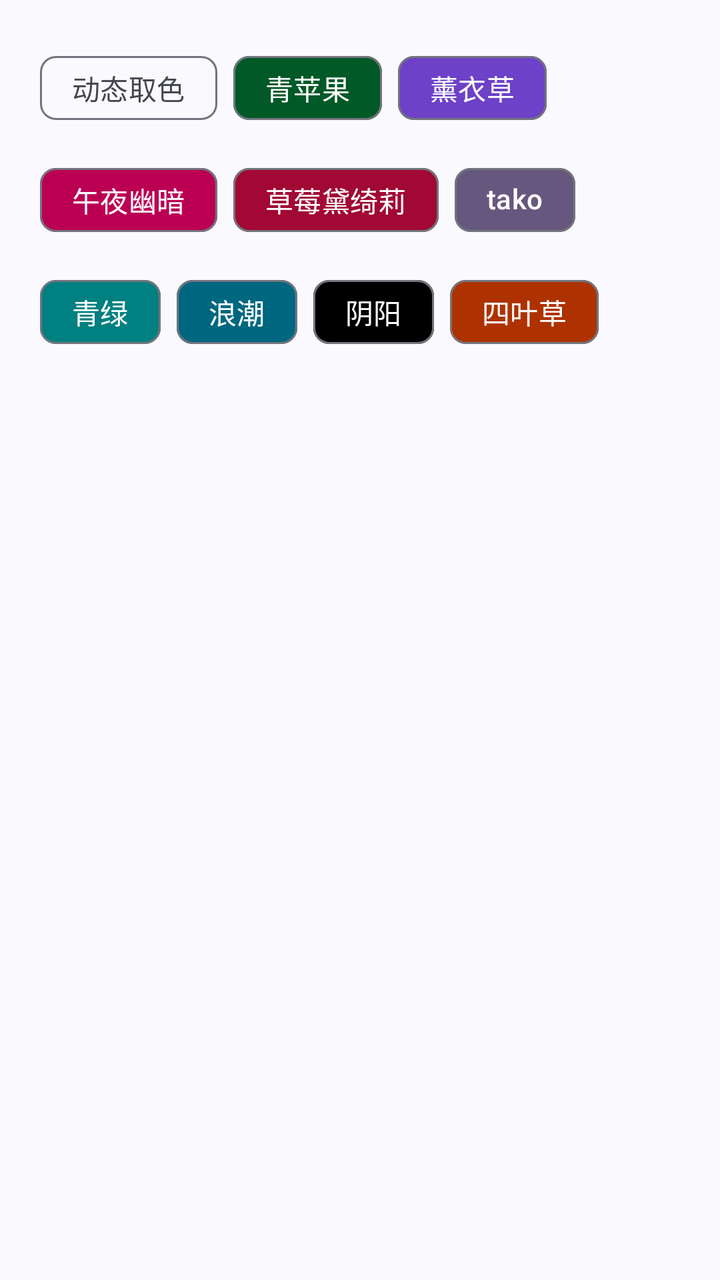
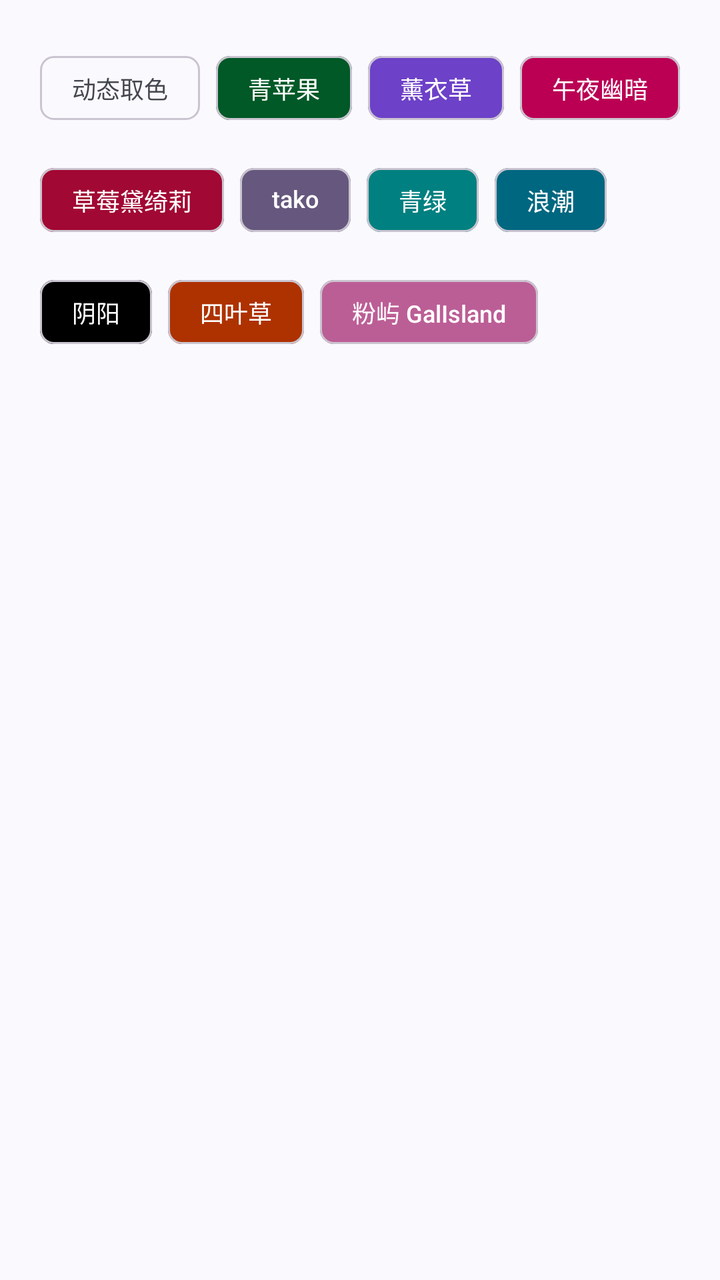

Two renders of the same Android screen: before a commit and after it. Below are the layout's source before the change and the commit's diff.
<!-- AndroidManifest.xml: application theme Theme.HikariNovel -->
<!-- res/layout/view_theme_list.xml -->
<?xml version="1.0" encoding="utf-8"?>
<androidx.core.widget.NestedScrollView xmlns:android="http://schemas.android.com/apk/res/android"
    xmlns:app="http://schemas.android.com/apk/res-auto"
    android:layout_width="match_parent"
    android:layout_height="wrap_content"
    android:padding="20dp">

    <com.google.android.material.chip.ChipGroup
        android:id="@+id/cg_v_theme_list"
        android:layout_width="wrap_content"
        android:layout_height="wrap_content"
        app:singleSelection="true"
        app:selectionRequired="true">

        <com.google.android.material.chip.Chip
            android:id="@+id/c_v_theme_list_dynamic_color"
            style="@style/Widget.Material3.Chip.Filter"
            android:layout_width="wrap_content"
            android:layout_height="wrap_content"
            android:text="@string/dynamic_color" />

        <com.google.android.material.chip.Chip
            android:id="@+id/c_v_theme_list_green_apple"
            style="@style/Widget.Material3.Chip.Filter"
            android:layout_width="wrap_content"
            android:layout_height="wrap_content"
            android:text="@string/green_apple"
            android:textColor="?colorOnPrimary"
            app:checkedIconTint="?colorOnPrimary"
            app:chipBackgroundColor="@color/greenapple_primary" />

        <com.google.android.material.chip.Chip
            android:id="@+id/c_v_theme_list_lavender"
            style="@style/Widget.Material3.Chip.Filter"
            android:layout_width="wrap_content"
            android:layout_height="wrap_content"
            android:text="@string/lavender"
            android:textColor="?colorOnPrimary"
            app:checkedIconTint="?colorOnPrimary"
            app:chipBackgroundColor="@color/lavender_primary" />

        <com.google.android.material.chip.Chip
            android:id="@+id/c_v_theme_list_midnightdusk"
            style="@style/Widget.Material3.Chip.Filter"
            android:layout_width="wrap_content"
            android:layout_height="wrap_content"
            android:text="@string/midnight_dusk"
            android:textColor="?colorOnPrimary"
            app:checkedIconTint="?colorOnPrimary"
            app:chipBackgroundColor="@color/midnightdusk_primary" />

        <com.google.android.material.chip.Chip
            android:id="@+id/c_v_theme_list_strawberry"
            style="@style/Widget.Material3.Chip.Filter"
            android:layout_width="wrap_content"
            android:layout_height="wrap_content"
            android:text="@string/strawberry_daiquiri"
            android:textColor="?colorOnPrimary"
            app:checkedIconTint="?colorOnPrimary"
            app:chipBackgroundColor="@color/strawberry_primary" />

        <com.google.android.material.chip.Chip
            android:id="@+id/c_v_theme_list_tako"
            style="@style/Widget.Material3.Chip.Filter"
            android:layout_width="wrap_content"
            android:layout_height="wrap_content"
            android:text="@string/tako"
            android:textColor="?colorOnPrimary"
            app:checkedIconTint="?colorOnPrimary"
            app:chipBackgroundColor="@color/tako_primary" />

        <com.google.android.material.chip.Chip
            android:id="@+id/c_v_theme_list_tealturquoise"
            style="@style/Widget.Material3.Chip.Filter"
            android:layout_width="wrap_content"
            android:layout_height="wrap_content"
            android:text="@string/teal_turquoise"
            android:textColor="?colorOnPrimary"
            app:checkedIconTint="?colorOnPrimary"
            app:chipBackgroundColor="@color/tealturquoise_primary" />

        <com.google.android.material.chip.Chip
            android:id="@+id/c_v_theme_list_tidalwave"
            style="@style/Widget.Material3.Chip.Filter"
            android:layout_width="wrap_content"
            android:layout_height="wrap_content"
            android:text="@string/tidal_wave"
            android:textColor="?colorOnPrimary"
            app:checkedIconTint="?colorOnPrimary"
            app:chipBackgroundColor="@color/tidalwave_primary" />

        <com.google.android.material.chip.Chip
            android:id="@+id/c_v_theme_list_yinyang"
            style="@style/Widget.Material3.Chip.Filter"
            android:layout_width="wrap_content"
            android:layout_height="wrap_content"
            android:text="@string/yin_yang"
            android:textColor="?colorOnPrimary"
            app:checkedIconTint="?colorOnPrimary"
            app:chipBackgroundColor="@color/yinyang_primary" />

        <com.google.android.material.chip.Chip
            android:id="@+id/c_v_theme_list_yotsuba"
            style="@style/Widget.Material3.Chip.Filter"
            android:layout_width="wrap_content"
            android:layout_height="wrap_content"
            android:text="@string/yotsuba"
            android:textColor="?colorOnPrimary"
            app:checkedIconTint="?colorOnPrimary"
            app:chipBackgroundColor="@color/yotsuba_primary" />

    </com.google.android.material.chip.ChipGroup>

</androidx.core.widget.NestedScrollView>
<!-- resources referenced by this layout -->
<resources>
  <style name="Base.Theme.HikariNovel" parent="Theme.Material3.DynamicColors.DayNight.NoActionBar">
          
  
      </style>
  <!-- unchanged entries left out for length: 20 -->
</resources>

<!-- the commit's change to res/layout/view_theme_list.xml (unified diff, before → after) -->
@@ -14,14 +14,14 @@
 
         <com.google.android.material.chip.Chip
             android:id="@+id/c_v_theme_list_dynamic_color"
-            style="@style/Widget.Material3.Chip.Filter"
+            style="@style/Widget.GalIsland.Chip.Filter"
             android:layout_width="wrap_content"
             android:layout_height="wrap_content"
             android:text="@string/dynamic_color" />
 
         <com.google.android.material.chip.Chip
             android:id="@+id/c_v_theme_list_green_apple"
-            style="@style/Widget.Material3.Chip.Filter"
+            style="@style/Widget.GalIsland.Chip.Filter"
             android:layout_width="wrap_content"
             android:layout_height="wrap_content"
             android:text="@string/green_apple"
@@ -31,7 +31,7 @@
 
         <com.google.android.material.chip.Chip
             android:id="@+id/c_v_theme_list_lavender"
-            style="@style/Widget.Material3.Chip.Filter"
+            style="@style/Widget.GalIsland.Chip.Filter"
             android:layout_width="wrap_content"
             android:layout_height="wrap_content"
             android:text="@string/lavender"
@@ -41,7 +41,7 @@
 
         <com.google.android.material.chip.Chip
             android:id="@+id/c_v_theme_list_midnightdusk"
-            style="@style/Widget.Material3.Chip.Filter"
+            style="@style/Widget.GalIsland.Chip.Filter"
             android:layout_width="wrap_content"
             android:layout_height="wrap_content"
             android:text="@string/midnight_dusk"
@@ -51,7 +51,7 @@
 
         <com.google.android.material.chip.Chip
             android:id="@+id/c_v_theme_list_strawberry"
-            style="@style/Widget.Material3.Chip.Filter"
+            style="@style/Widget.GalIsland.Chip.Filter"
             android:layout_width="wrap_content"
             android:layout_height="wrap_content"
             android:text="@string/strawberry_daiquiri"
@@ -61,7 +61,7 @@
 
         <com.google.android.material.chip.Chip
             android:id="@+id/c_v_theme_list_tako"
-            style="@style/Widget.Material3.Chip.Filter"
+            style="@style/Widget.GalIsland.Chip.Filter"
             android:layout_width="wrap_content"
             android:layout_height="wrap_content"
             android:text="@string/tako"
@@ -71,7 +71,7 @@
 
         <com.google.android.material.chip.Chip
             android:id="@+id/c_v_theme_list_tealturquoise"
-            style="@style/Widget.Material3.Chip.Filter"
+            style="@style/Widget.GalIsland.Chip.Filter"
             android:layout_width="wrap_content"
             android:layout_height="wrap_content"
             android:text="@string/teal_turquoise"
@@ -81,7 +81,7 @@
 
         <com.google.android.material.chip.Chip
             android:id="@+id/c_v_theme_list_tidalwave"
-            style="@style/Widget.Material3.Chip.Filter"
+            style="@style/Widget.GalIsland.Chip.Filter"
             android:layout_width="wrap_content"
             android:layout_height="wrap_content"
             android:text="@string/tidal_wave"
@@ -91,7 +91,7 @@
 
         <com.google.android.material.chip.Chip
             android:id="@+id/c_v_theme_list_yinyang"
-            style="@style/Widget.Material3.Chip.Filter"
+            style="@style/Widget.GalIsland.Chip.Filter"
             android:layout_width="wrap_content"
             android:layout_height="wrap_content"
             android:text="@string/yin_yang"
@@ -101,7 +101,7 @@
 
         <com.google.android.material.chip.Chip
             android:id="@+id/c_v_theme_list_yotsuba"
-            style="@style/Widget.Material3.Chip.Filter"
+            style="@style/Widget.GalIsland.Chip.Filter"
             android:layout_width="wrap_content"
             android:layout_height="wrap_content"
             android:text="@string/yotsuba"
@@ -109,6 +109,16 @@
             app:checkedIconTint="?colorOnPrimary"
             app:chipBackgroundColor="@color/yotsuba_primary" />
 
+        <com.google.android.material.chip.Chip
+            android:id="@+id/c_v_theme_list_galisland"
+            style="@style/Widget.GalIsland.Chip.Filter"
+            android:layout_width="wrap_content"
+            android:layout_height="wrap_content"
+            android:text="@string/galisland"
+            android:textColor="?colorOnPrimary"
+            app:checkedIconTint="?colorOnPrimary"
+            app:chipBackgroundColor="@color/galisland_primary" />
+
     </com.google.android.material.chip.ChipGroup>
 
 </androidx.core.widget.NestedScrollView>
<!-- resource entries referenced after the edit -->
@@ -1,9 +1,144 @@
 <!-- resources referenced by this layout -->
 <resources>
+  <color name="galisland_primary">#BC5E96</color>
+  <string name="galisland">粉屿 GalIsland</string>
+  <style name="Widget.GalIsland.Chip.Filter" parent="Widget.Material3.Chip.Filter">
+          <item name="shapeAppearance">@style/ShapeAppearance.GalIsland.Small</item>
+          <item name="chipMinHeight">32dp</item>
+          <item name="chipStrokeWidth">1dp</item>
+          <item name="chipStrokeColor">?attr/colorOutlineVariant</item>
+          <item name="android:textAppearance">@style/TextAppearance.GalIsland.ChipLabel</item>
+      </style>
+  <style name="ShapeAppearance.GalIsland.Small" parent="">
+          <item name="cornerFamily">rounded</item>
+          <item name="cornerSize">7dp</item>
+      </style>
+  <style name="TextAppearance.GalIsland.ChipLabel" parent="TextAppearance.Material3.LabelLarge">
+          <item name="android:textSize">12sp</item>
+          <item name="android:letterSpacing">0</item>
+      </style>
   <style name="Base.Theme.HikariNovel" parent="Theme.Material3.DynamicColors.DayNight.NoActionBar">
           
   
+          
+          <item name="shapeAppearanceSmallComponent">@style/ShapeAppearance.GalIsland.Small</item>
+          <item name="shapeAppearanceMediumComponent">@style/ShapeAppearance.GalIsland.Medium</item>
+          <item name="shapeAppearanceLargeComponent">@style/ShapeAppearance.GalIsland.Large</item>
+          <item name="materialCardViewStyle">@style/Widget.GalIsland.CardView</item>
+          <item name="materialButtonStyle">@style/Widget.GalIsland.Button</item>
+          <item name="chipStyle">@style/Widget.GalIsland.Chip</item>
+          <item name="tabStyle">@style/Widget.GalIsland.TabLayout</item>
+          <item name="toolbarStyle">@style/Widget.GalIsland.Toolbar</item>
+          <item name="sliderStyle">@style/Widget.GalIsland.Slider</item>
+          <item name="textInputStyle">@style/Widget.GalIsland.TextInputLayout.OutlinedBox</item>
+          <item name="snackbarStyle">@style/Widget.GalIsland.Snackbar</item>
+          <item name="snackbarTextViewStyle">@style/Widget.GalIsland.Snackbar.TextView</item>
+          <item name="materialAlertDialogTheme">@style/ThemeOverlay.GalIsland.MaterialAlertDialog</item>
       </style>
+  <style name="ShapeAppearance.GalIsland.Medium" parent="">
+          <item name="cornerFamily">rounded</item>
+          <item name="cornerSize">8dp</item>
+      </style>
+  <style name="ShapeAppearance.GalIsland.Large" parent="">
+          <item name="cornerFamily">rounded</item>
+          <item name="cornerSize">10dp</item>
+      </style>
+  <style name="Widget.GalIsland.CardView" parent="Widget.Material3.CardView.Filled">
+          <item name="cardBackgroundColor">?attr/colorSurface</item>
+          <item name="cardBackgroundColor">?attr/colorSurface</item>
+          <item name="cardCornerRadius">8dp</item>
+          <item name="cardElevation">0dp</item>
+          <item name="strokeWidth">1dp</item>
+          <item name="strokeColor">?attr/colorOutlineVariant</item>
+      </style>
+  <style name="Widget.GalIsland.Button" parent="Widget.Material3.Button">
+          <item name="shapeAppearance">@style/ShapeAppearance.GalIsland.Small</item>
+          <item name="android:textAppearance">@style/TextAppearance.GalIsland.Button</item>
+          <item name="android:minHeight">40dp</item>
+      </style>
+  <style name="Widget.GalIsland.Chip" parent="Widget.Material3.Chip.Assist">
+          <item name="shapeAppearance">@style/ShapeAppearance.GalIsland.Tag</item>
+          <item name="chipMinHeight">24dp</item>
+          <item name="chipStrokeWidth">1dp</item>
+          <item name="chipStrokeColor">?attr/colorOutlineVariant</item>
+          <item name="chipBackgroundColor">?attr/colorSurfaceContainerHigh</item>
+          <item name="android:textColor">?attr/colorOnSurfaceVariant</item>
+          <item name="android:textAppearance">@style/TextAppearance.GalIsland.Tag</item>
+          <item name="chipIconVisible">false</item>
+          <item name="ensureMinTouchTargetSize">false</item>
+      </style>
+  <style name="Widget.GalIsland.TabLayout" parent="Widget.Material3.TabLayout">
+          <item name="tabIndicatorColor">?attr/colorPrimary</item>
+          <item name="tabIndicatorHeight">3dp</item>
+          <item name="tabIndicatorFullWidth">false</item>
+          <item name="tabSelectedTextColor">?attr/colorPrimary</item>
+          <item name="tabTextColor">?attr/colorOnSurfaceVariant</item>
+          <item name="tabTextAppearance">@style/TextAppearance.GalIsland.Tab</item>
+          <item name="tabRippleColor">?attr/colorPrimaryContainer</item>
+      </style>
+  <style name="Widget.GalIsland.Toolbar" parent="Widget.Material3.Toolbar">
+          <item name="titleTextAppearance">@style/TextAppearance.GalIsland.Heading</item>
+          <item name="android:background">?attr/colorSurface</item>
+      </style>
+  <style name="Widget.GalIsland.Slider" parent="Widget.Material3.Slider">
+          <item name="trackHeight">4dp</item>
+          <item name="thumbRadius">8dp</item>
+          <item name="tickVisible">false</item>
+          <item name="haloRadius">16dp</item>
+      </style>
+  <style name="Widget.GalIsland.TextInputLayout.OutlinedBox" parent="Widget.Material3.TextInputLayout.OutlinedBox">
+          <item name="boxCornerRadiusTopStart">7dp</item>
+          <item name="boxCornerRadiusTopEnd">7dp</item>
+          <item name="boxCornerRadiusBottomStart">7dp</item>
+          <item name="boxCornerRadiusBottomEnd">7dp</item>
+          <item name="boxStrokeWidth">1dp</item>
+          <item name="boxStrokeWidthFocused">1.5dp</item>
+          <item name="boxStrokeColor">@color/galisland_box_stroke</item>
+          <item name="hintTextColor">?attr/colorPrimary</item>
+      </style>
+  <style name="Widget.GalIsland.Snackbar" parent="Widget.Material3.Snackbar">
+          <item name="backgroundTint">?attr/colorSurfaceContainerHigh</item>
+          <item name="shapeAppearance">@style/ShapeAppearance.GalIsland.Small</item>
+          <item name="android:textColor">?attr/colorOnSurface</item>
+      </style>
+  <style name="Widget.GalIsland.Snackbar.TextView" parent="Widget.Material3.Snackbar.TextView">
+          <item name="android:textColor">?attr/colorOnSurface</item>
+      </style>
+  <style name="ThemeOverlay.GalIsland.MaterialAlertDialog" parent="ThemeOverlay.Material3.MaterialAlertDialog">
+          <item name="shapeAppearanceMediumComponent">@style/ShapeAppearance.GalIsland.Medium</item>
+          <item name="materialAlertDialogTitleTextStyle">@style/TextAppearance.GalIsland.SectionTitle</item>
+      </style>
+  <style name="TextAppearance.GalIsland.Button" parent="TextAppearance.Material3.LabelLarge">
+          <item name="android:textSize">12sp</item>
+          <item name="android:textStyle">bold</item>
+          <item name="android:letterSpacing">0.01</item>
+      </style>
+  <style name="ShapeAppearance.GalIsland.Tag" parent="">
+          <item name="cornerFamily">rounded</item>
+          <item name="cornerSize">6dp</item>
+      </style>
+  <style name="TextAppearance.GalIsland.Tag" parent="TextAppearance.Material3.LabelSmall">
+          <item name="android:textSize">10sp</item>
+          <item name="android:letterSpacing">0</item>
+      </style>
+  <style name="TextAppearance.GalIsland.Tab" parent="TextAppearance.Material3.TitleSmall">
+          <item name="android:textSize">13sp</item>
+          <item name="android:textStyle">bold</item>
+          <item name="android:letterSpacing">0</item>
+      </style>
+  <style name="TextAppearance.GalIsland.Heading" parent="TextAppearance.Material3.TitleLarge">
+          <item name="android:textSize">@dimen/gi_text_heading</item>
+          <item name="android:textStyle">bold</item>
+          <item name="android:textColor">?attr/colorOnSurface</item>
+          <item name="android:letterSpacing">0</item>
+      </style>
+  <style name="TextAppearance.GalIsland.SectionTitle" parent="TextAppearance.Material3.TitleSmall">
+          <item name="android:textSize">13sp</item>
+          <item name="android:textStyle">bold</item>
+          <item name="android:textColor">?attr/colorOnSurface</item>
+          <item name="android:letterSpacing">0</item>
+      </style>
+  <dimen name="gi_text_heading">22sp</dimen>
   <!-- unchanged entries left out for length: 20 -->
 </resources>
 
